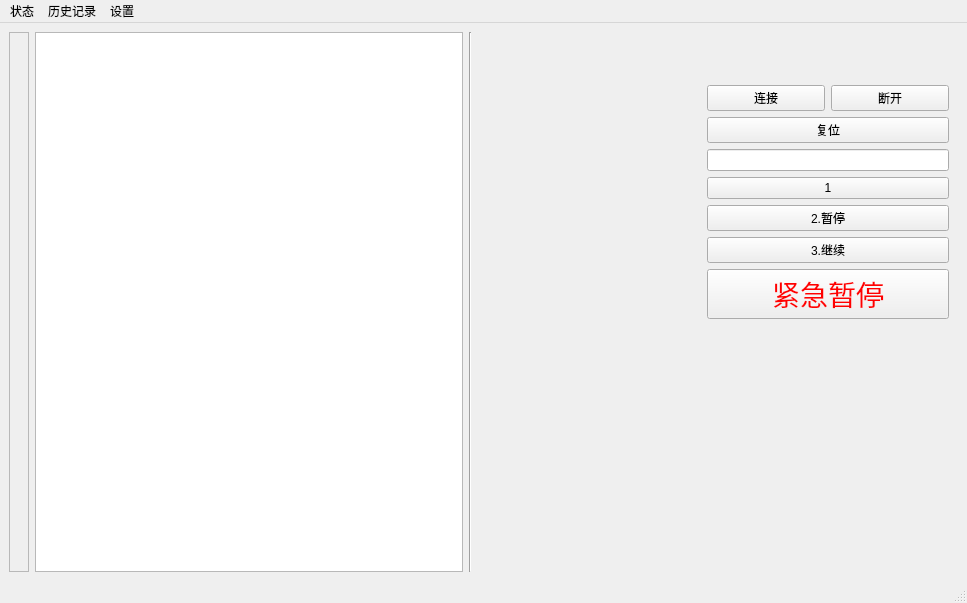
LightningFlashEvE/high-throughput-perovskite-medication-system, file mainwindow.ui: the form before one commit.
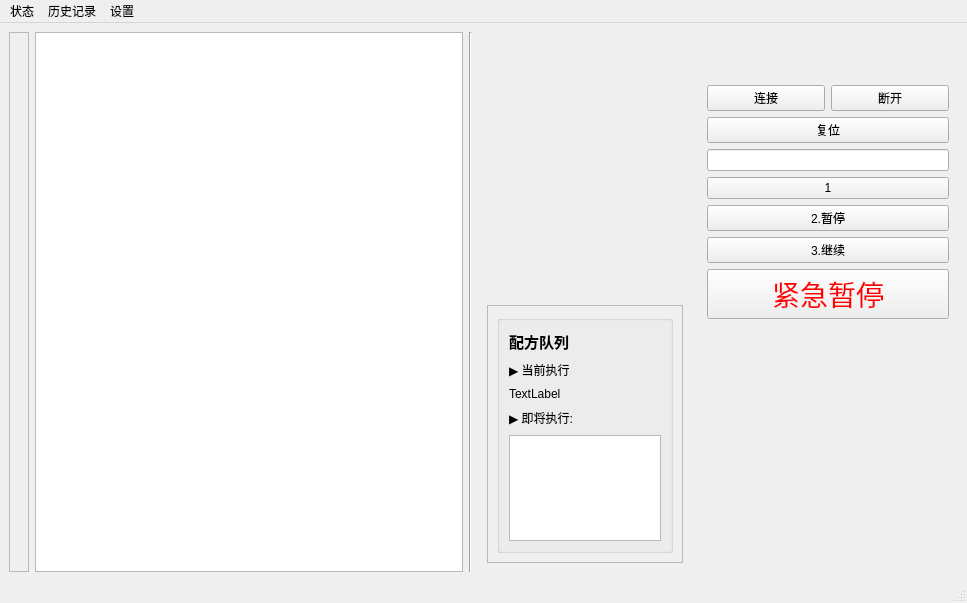
The form after the commit. Icons and pictures are not drawn.

Commit message: 260326: 完成更改使用自建ui控件。

```diff
--- a/mainwindow.ui
+++ b/mainwindow.ui
@@ -48,7 +48,90 @@
          </widget>
         </item>
         <item>
-         <widget class="QWidget" name="widget_m" native="true"/>
+         <widget class="QWidget" name="widget_m" native="true">
+          <layout class="QVBoxLayout" name="verticalLayout_2">
+           <item>
+            <layout class="QVBoxLayout" name="verticalLayout" stretch="2,2">
+             <item>
+              <widget class="QWidget" name="widget" native="true"/>
+             </item>
+             <item>
+              <widget class="QFrame" name="frame">
+               <property name="frameShape">
+                <enum>QFrame::Shape::StyledPanel</enum>
+               </property>
+               <property name="frameShadow">
+                <enum>QFrame::Shadow::Raised</enum>
+               </property>
+               <layout class="QVBoxLayout" name="verticalLayout_3">
+                <item>
+                 <widget class="QGroupBox" name="groupBox">
+                  <property name="title">
+                   <string/>
+                  </property>
+                  <layout class="QVBoxLayout" name="verticalLayout_7">
+                   <item>
+                    <layout class="QVBoxLayout" name="verticalLayout_6">
+                     <property name="spacing">
+                      <number>8</number>
+                     </property>
+                     <item>
+                      <widget class="QLabel" name="label_title">
+                       <property name="font">
+                        <font>
+                         <pointsize>11</pointsize>
+                         <bold>true</bold>
+                        </font>
+                       </property>
+                       <property name="text">
+                        <string>配方队列</string>
+                       </property>
+                      </widget>
+                     </item>
+                     <item>
+                      <layout class="QVBoxLayout" name="verticalLayout_4">
+                       <item>
+                        <widget class="QLabel" name="label_current_title">
+                         <property name="text">
+                          <string>▶ 当前执行</string>
+                         </property>
+                        </widget>
+                       </item>
+                       <item>
+                        <widget class="QLabel" name="m_recipeCurrentLabel">
+                         <property name="text">
+                          <string>TextLabel</string>
+                         </property>
+                        </widget>
+                       </item>
+                      </layout>
+                     </item>
+                     <item>
+                      <layout class="QVBoxLayout" name="verticalLayout_5">
+                       <item>
+                        <widget class="QLabel" name="label_next">
+                         <property name="text">
+                          <string>▶ 即将执行:</string>
+                         </property>
+                        </widget>
+                       </item>
+                       <item>
+                        <widget class="QListWidget" name="listWidget_recipeQueue"/>
+                       </item>
+                      </layout>
+                     </item>
+                    </layout>
+                   </item>
+                  </layout>
+                 </widget>
+                </item>
+               </layout>
+              </widget>
+             </item>
+            </layout>
+           </item>
+          </layout>
+         </widget>
         </item>
        </layout>
       </item>
```
The commit also changes 1 other file.
